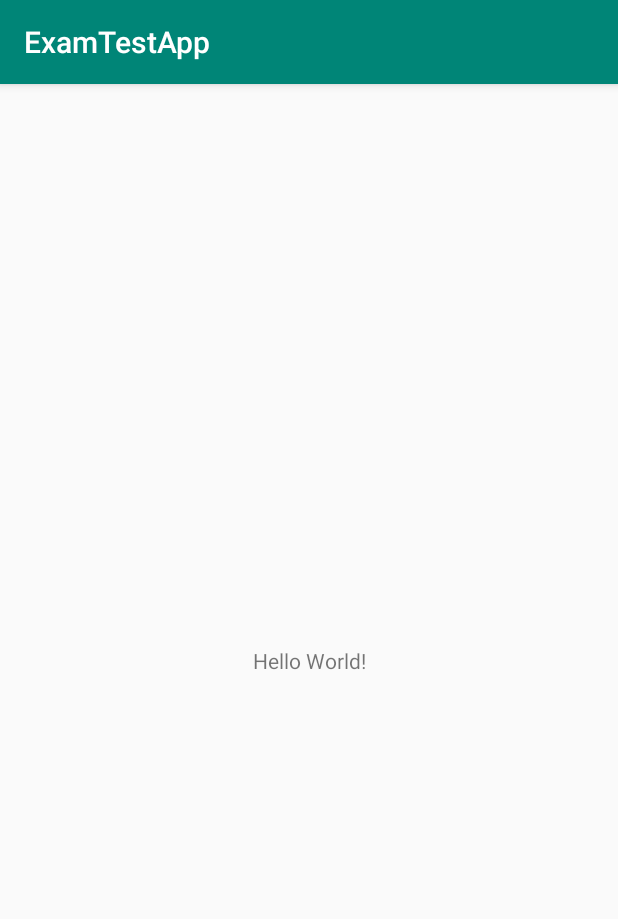
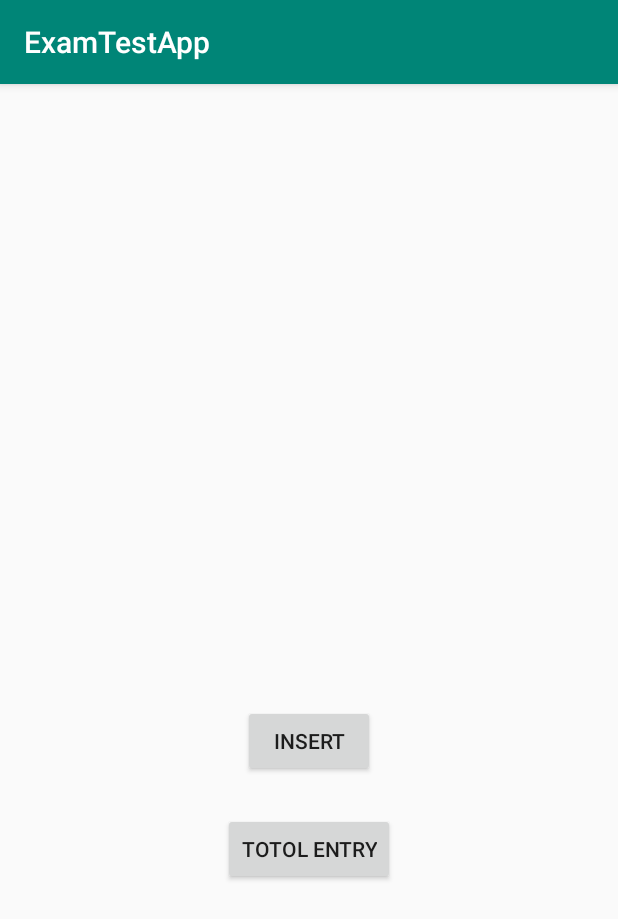
Before and after one commit to amir-hossain/ExamAppTest, an Android app: the screen it shows after launch (MainActivity), on a phone screen of 412 x 824 dp. Shown: the top 919 px of the screen. Run offline under Robolectric (Android 15) with nearby library versions, the phone set to English and light mode, and no system bars; our stand-ins replace Room's generated code, RxJava; libraries missing offline, so code that uses them is left out: android.arch.persistence.

```diff
--- /dev/null
+++ b/app/src/main/java/com/example/amir/examtestapp/Dao.java
@@ -0,0 +1,13 @@
+package com.example.amir.examtestapp;
+
+import android.arch.persistence.room.Insert;
+import android.arch.persistence.room.OnConflictStrategy;
+import android.arch.persistence.room.Query;
+
+@android.arch.persistence.room.Dao
+public interface Dao {
+    @Insert(onConflict = OnConflictStrategy.REPLACE)
+    void insert(User user);
+    @Query("select count(*) from user")
+    int total();
+}
--- /dev/null
+++ b/app/src/main/java/com/example/amir/examtestapp/DataBase.java
@@ -0,0 +1,24 @@
+package com.example.amir.examtestapp;
+
+import android.arch.persistence.db.SupportSQLiteDatabase;
+import android.arch.persistence.room.Room;
+import android.arch.persistence.room.migration.Migration;
+import android.content.Context;
+import android.support.annotation.NonNull;
+
+public class DataBase {
+    private static DataBaseHelper dataBaseHelper;
+    private static Migration migration_1_2=new Migration(1,2) {
+        @Override
+        public void migrate(@NonNull SupportSQLiteDatabase database) {
+        }
+    };
+    public static Dao getDao(Context context){
+        if(dataBaseHelper==null){
+            dataBaseHelper= Room.databaseBuilder(context,DataBaseHelper.class,"user_db")
+                    .addMigrations(migration_1_2)
+                    .build();
+        }
+        return dataBaseHelper.getDao();
+    }
+}
--- /dev/null
+++ b/app/src/main/java/com/example/amir/examtestapp/DataBaseHelper.java
@@ -0,0 +1,8 @@
+package com.example.amir.examtestapp;
+
+import android.arch.persistence.room.Database;
+import android.arch.persistence.room.RoomDatabase;
+@Database(entities = {User.class},version = 2)
+public abstract class DataBaseHelper extends RoomDatabase {
+    public abstract Dao getDao();
+}
--- a/app/src/main/res/layout/activity_main.xml
+++ b/app/src/main/res/layout/activity_main.xml
@@ -7,12 +7,35 @@
     tools:context=".MainActivity">
 
     <TextView
+        android:id="@+id/textView2"
         android:layout_width="wrap_content"
         android:layout_height="wrap_content"
-        android:text="Hello World!"
+        android:layout_marginBottom="8dp"
         app:layout_constraintBottom_toBottomOf="parent"
-        app:layout_constraintLeft_toLeftOf="parent"
-        app:layout_constraintRight_toRightOf="parent"
+        app:layout_constraintEnd_toEndOf="parent"
+        app:layout_constraintStart_toStartOf="parent"
         app:layout_constraintTop_toTopOf="parent" />
 
+    <Button
+        android:id="@+id/button"
+        android:layout_width="wrap_content"
+        android:layout_height="wrap_content"
+        android:layout_marginTop="24dp"
+        android:onClick="insert"
+        android:text="insert"
+        app:layout_constraintEnd_toEndOf="parent"
+        app:layout_constraintStart_toStartOf="parent"
+        app:layout_constraintTop_toBottomOf="@+id/textView2" />
+
+    <Button
+        android:id="@+id/button2"
+        android:layout_width="wrap_content"
+        android:layout_height="wrap_content"
+        android:layout_marginTop="24dp"
+        android:onClick="showTotal"
+        android:text="Totol entry"
+        app:layout_constraintEnd_toEndOf="parent"
+        app:layout_constraintStart_toStartOf="parent"
+        app:layout_constraintTop_toBottomOf="@+id/button" />
+
 </android.support.constraint.ConstraintLayout>
```
Also changed, not shown: app/build.gradle (+10 -0 lines), app/src/main/java/com/example/amir/examtestapp/MainActivity.java (+53 -1 lines), app/src/main/java/com/example/amir/examtestapp/User.java (added, +27 -0 lines).
